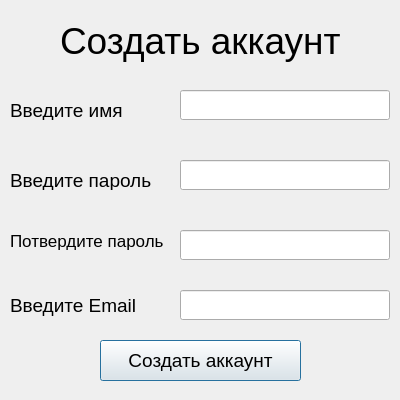
This is client/login_form/create_acc.ui in AlexVBodrov/chat_python as Qt 5 draws it before an edit. The edited form follows.
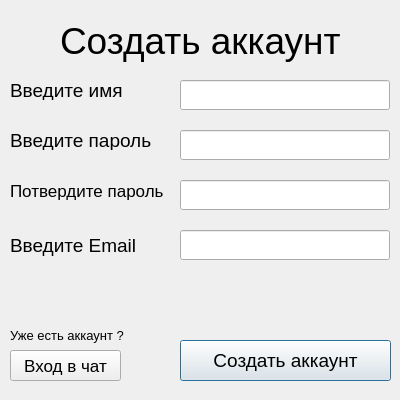
This is the edited form.

Commit message: add create_acc. хранение паролей в БД сервера

```diff
--- a/client/login_form/create_acc.ui
+++ b/client/login_form/create_acc.ui
@@ -49,7 +49,7 @@
    <property name="geometry">
     <rect>
      <x>10</x>
-     <y>100</y>
+     <y>80</y>
      <width>131</width>
      <height>20</height>
     </rect>
@@ -67,7 +67,7 @@
    <property name="geometry">
     <rect>
      <x>10</x>
-     <y>170</y>
+     <y>130</y>
      <width>151</width>
      <height>20</height>
     </rect>
@@ -85,7 +85,7 @@
    <property name="geometry">
     <rect>
      <x>10</x>
-     <y>290</y>
+     <y>230</y>
      <width>141</width>
      <height>31</height>
     </rect>
@@ -103,7 +103,7 @@
    <property name="geometry">
     <rect>
      <x>180</x>
-     <y>90</y>
+     <y>80</y>
      <width>210</width>
      <height>30</height>
     </rect>
@@ -118,7 +118,7 @@
    <property name="geometry">
     <rect>
      <x>180</x>
-     <y>160</y>
+     <y>130</y>
      <width>210</width>
      <height>30</height>
     </rect>
@@ -136,7 +136,7 @@
    <property name="geometry">
     <rect>
      <x>180</x>
-     <y>290</y>
+     <y>230</y>
      <width>210</width>
      <height>30</height>
     </rect>
@@ -151,9 +151,9 @@
   <widget class="QPushButton" name="btn_sing_up">
    <property name="geometry">
     <rect>
-     <x>100</x>
+     <x>180</x>
      <y>340</y>
-     <width>201</width>
+     <width>211</width>
      <height>41</height>
     </rect>
    </property>
@@ -170,7 +170,7 @@
    <property name="geometry">
     <rect>
      <x>180</x>
-     <y>230</y>
+     <y>180</y>
      <width>210</width>
      <height>30</height>
     </rect>
@@ -191,7 +191,7 @@
    <property name="geometry">
     <rect>
      <x>10</x>
-     <y>230</y>
+     <y>180</y>
      <width>161</width>
      <height>21</height>
     </rect>
@@ -205,6 +205,61 @@
     <string>Потвердите пароль</string>
    </property>
   </widget>
+  <widget class="QLabel" name="label_info">
+   <property name="geometry">
+    <rect>
+     <x>20</x>
+     <y>280</y>
+     <width>361</width>
+     <height>31</height>
+    </rect>
+   </property>
+   <property name="font">
+    <font>
+     <pointsize>14</pointsize>
+    </font>
+   </property>
+   <property name="styleSheet">
+    <string notr="true">color: rgb(255, 0, 0);</string>
+   </property>
+   <property name="text">
+    <string/>
+   </property>
+   <property name="alignment">
+    <set>Qt::AlignCenter</set>
+   </property>
+  </widget>
+  <widget class="QPushButton" name="pushButton_back_login">
+   <property name="geometry">
+    <rect>
+     <x>10</x>
+     <y>350</y>
+     <width>111</width>
+     <height>31</height>
+    </rect>
+   </property>
+   <property name="text">
+    <string>Вход в чат</string>
+   </property>
+  </widget>
+  <widget class="QLabel" name="label">
+   <property name="geometry">
+    <rect>
+     <x>10</x>
+     <y>320</y>
+     <width>121</width>
+     <height>31</height>
+    </rect>
+   </property>
+   <property name="font">
+    <font>
+     <pointsize>10</pointsize>
+    </font>
+   </property>
+   <property name="text">
+    <string>Уже есть аккаунт ?</string>
+   </property>
+  </widget>
  </widget>
  <resources/>
  <connections/>
```
Left out of the diff: 4 changed lines with no effect on the pictures. The commit also changes 2 other files.
